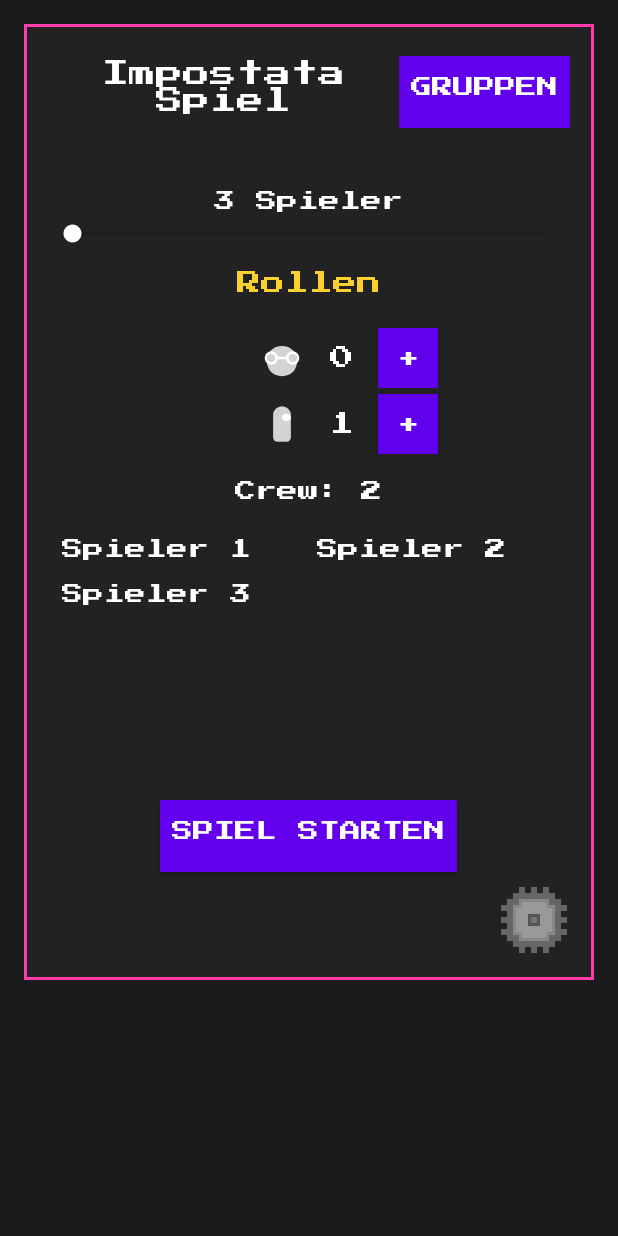
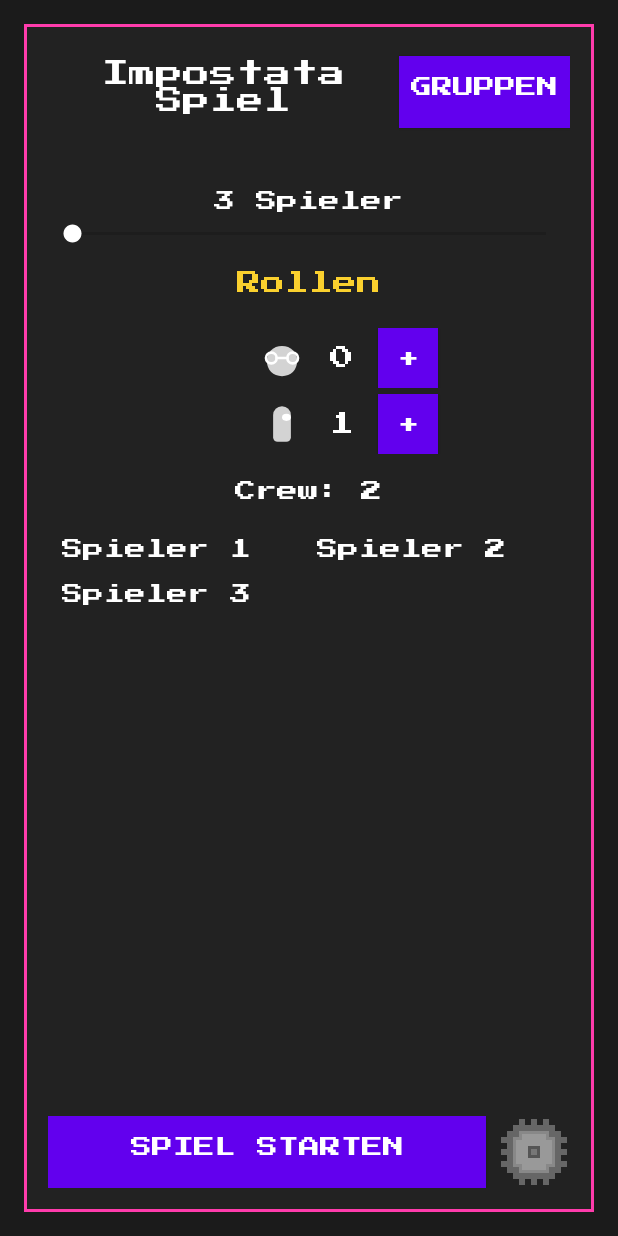
Before and after one commit to icedpotat/Impostata, an Android app: the screen it shows after launch (MainActivity), on a phone screen of 412 x 824 dp. Run offline under Robolectric (Android 15) with nearby library versions, the phone set to English and light mode, and no system bars.

Commit message:
UI Improvements

```diff
--- a/app/src/main/res/layout/fragment_game.xml
+++ b/app/src/main/res/layout/fragment_game.xml
@@ -5,17 +5,32 @@
     android:layout_height="match_parent"
     android:background="@color/pixel_bg"
     android:orientation="vertical"
-    android:padding="16dp">
+    android:weightSum="1"
+    android:padding="16dp"
+    android:fitsSystemWindows="true">
 
 
     <!-- Setup Phase -->
     <LinearLayout
         android:id="@+id/setupLayout"
         android:layout_width="match_parent"
+        android:layout_height="match_parent"
+        android:orientation="vertical"
+        android:background="@drawable/pixel_panel"
+        android:padding="16dp">
+
+        <ScrollView
+            android:id="@+id/setupScrollView"
+            android:layout_width="match_parent"
+            android:layout_height="0dp"
+            android:layout_weight="1"
+            android:fillViewport="true"
+            android:scrollbars="vertical">
+
+            <LinearLayout
+                android:layout_width="match_parent"
                 android:layout_height="wrap_content"
-        android:background="@drawable/pixel_panel"
-        android:orientation="vertical"
-        android:padding="16dp">
+                android:orientation="vertical" >
 
                 <LinearLayout
                     android:layout_width="match_parent"
@@ -184,7 +199,7 @@
                 <ScrollView
                     android:id="@+id/nameInputsScrollView"
                     android:layout_width="match_parent"
-            android:layout_height="175dp"
+                    android:layout_height="wrap_content"
                     android:layout_marginTop="0dp"
                     android:fillViewport="true"
                     android:scrollbars="vertical">
@@ -205,16 +220,23 @@
                     </LinearLayout>
                 </ScrollView>
 
+            </LinearLayout>
+        </ScrollView>
+
+        <LinearLayout
+            android:layout_width="match_parent"
+            android:layout_height="wrap_content"
+            android:orientation="horizontal"
+            android:gravity="center_vertical"
+            android:layout_marginTop="8dp">
 
             <Button
                 android:id="@+id/btnStartGame"
                 style="@style/PixelButton"
-            android:layout_width="wrap_content"
+                android:layout_width="0dp"
                 android:layout_height="wrap_content"
-            android:layout_gravity="center"
-            android:layout_marginTop="8dp"
-            android:text="Spiel starten"
-            android:visibility="gone" />
+                android:layout_weight="1"
+                android:text="Spiel starten" />
 
             <ImageButton
                 android:id="@+id/settingsButton"
@@ -222,10 +244,10 @@
                 android:layout_height="48dp"
                 android:src="@drawable/ic_settings"
                 android:background="?attr/selectableItemBackgroundBorderless"
-            android:layout_gravity="end|bottom"
                 android:contentDescription="Settings"
                 android:padding="8dp"
-            android:layout_marginTop="8dp"/>
+                android:layout_marginStart="8dp"/>
+        </LinearLayout>
     </LinearLayout>
 
 
```
Lines whose indentation alone changed are shown as unchanged.
